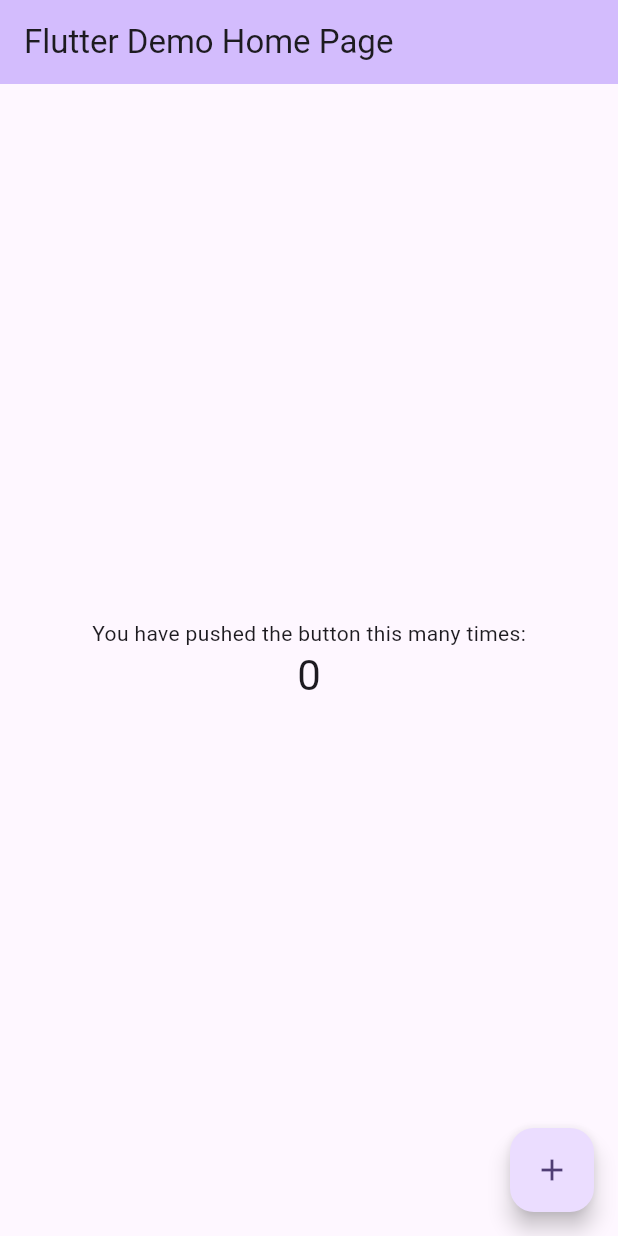
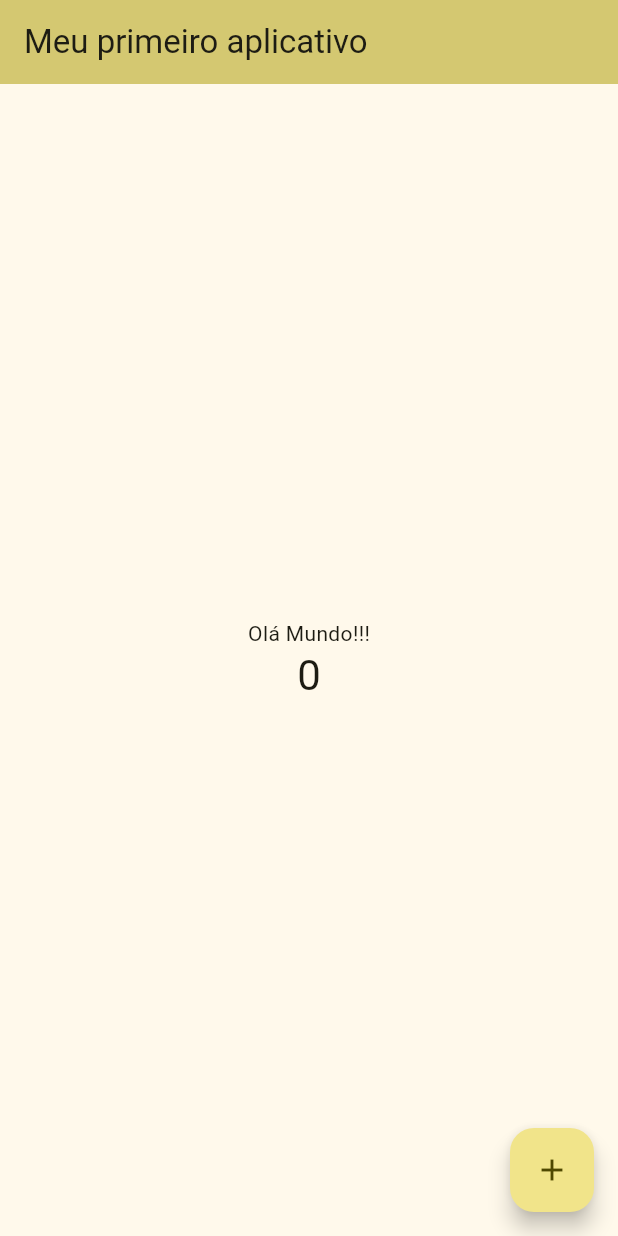
Before and after one commit to gabriel22ramos/produtos, a Flutter app: the screen it shows after launch, on a phone screen of 412 x 824 dp. Run offline on Flutter 3.47's test engine with Material 3 defaults, Android fonts, the light colour scheme and no system bars.

Commit message:
primeira alteração

```diff
--- a/lib/main.dart
+++ b/lib/main.dart
@@ -1,4 +1,7 @@
 import 'package:flutter/material.dart';
+import 'package:flutter/cupertino.dart';
+import 'package:flutter/widgets.dart';
+
 
 void main() {
   runApp(const MyApp());
@@ -7,46 +10,23 @@
 class MyApp extends StatelessWidget {
   const MyApp({super.key});
 
-  // This widget is the root of your application.
+
   @override
   Widget build(BuildContext context) {
     return MaterialApp(
       title: 'Flutter Demo',
       theme: ThemeData(
-        // This is the theme of your application.
-        //
-        // TRY THIS: Try running your application with "flutter run". You'll see
-        // the application has a purple toolbar. Then, without quitting the app,
-        // try changing the seedColor in the colorScheme below to Colors.green
-        // and then invoke "hot reload" (save your changes or press the "hot
-        // reload" button in a Flutter-supported IDE, or press "r" if you used
-        // the command line to start the app).
-        //
-        // Notice that the counter didn't reset back to zero; the application
-        // state is not lost during the reload. To reset the state, use hot
-        // restart instead.
-        //
-        // This works for code too, not just values: Most code changes can be
-        // tested with just a hot reload.
-        colorScheme: ColorScheme.fromSeed(seedColor: Colors.deepPurple),
+
+        colorScheme: ColorScheme.fromSeed(seedColor: Colors.yellow),
         useMaterial3: true,
       ),
-      home: const MyHomePage(title: 'Flutter Demo Home Page'),
+      home: const MyHomePage(title: 'Meu primeiro aplicativo'),
     );
   }
 }
 
 class MyHomePage extends StatefulWidget {
   const MyHomePage({super.key, required this.title});
-
-  // This widget is the home page of your application. It is stateful, meaning
-  // that it has a State object (defined below) that contains fields that affect
-  // how it looks.
-
-  // This class is the configuration for the state. It holds the values (in this
-  // case the title) provided by the parent (in this case the App widget) and
-  // used by the build method of the State. Fields in a Widget subclass are
-  // always marked "final".
 
   final String title;
 
@@ -59,54 +39,29 @@
 
   void _incrementCounter() {
     setState(() {
-      // This call to setState tells the Flutter framework that something has
-      // changed in this State, which causes it to rerun the build method below
-      // so that the display can reflect the updated values. If we changed
-      // _counter without calling setState(), then the build method would not be
-      // called again, and so nothing would appear to happen.
+
       _counter++;
     });
   }
 
   @override
   Widget build(BuildContext context) {
-    // This method is rerun every time setState is called, for instance as done
-    // by the _incrementCounter method above.
-    //
-    // The Flutter framework has been optimized to make rerunning build methods
-    // fast, so that you can just rebuild anything that needs updating rather
-    // than having to individually change instances of widgets.
+
     return Scaffold(
       appBar: AppBar(
-        // TRY THIS: Try changing the color here to a specific color (to
-        // Colors.amber, perhaps?) and trigger a hot reload to see the AppBar
-        // change color while the other colors stay the same.
+
         backgroundColor: Theme.of(context).colorScheme.inversePrimary,
-        // Here we take the value from the MyHomePage object that was created by
-        // the App.build method, and use it to set our appbar title.
+
         title: Text(widget.title),
       ),
       body: Center(
-        // Center is a layout widget. It takes a single child and positions it
-        // in the middle of the parent.
+
         child: Column(
-          // Column is also a layout widget. It takes a list of children and
-          // arranges them vertically. By default, it sizes itself to fit its
-          // children horizontally, and tries to be as tall as its parent.
-          //
-          // Column has various properties to control how it sizes itself and
-          // how it positions its children. Here we use mainAxisAlignment to
-          // center the children vertically; the main axis here is the vertical
-          // axis because Columns are vertical (the cross axis would be
-          // horizontal).
-          //
-          // TRY THIS: Invoke "debug painting" (choose the "Toggle Debug Paint"
-          // action in the IDE, or press "p" in the console), to see the
-          // wireframe for each widget.
+
           mainAxisAlignment: MainAxisAlignment.center,
           children: <Widget>[
             const Text(
-              'You have pushed the button this many times:',
+              'Olá Mundo!!!',
             ),
             Text(
               '$_counter',
@@ -119,7 +74,7 @@
         onPressed: _incrementCounter,
         tooltip: 'Increment',
         child: const Icon(Icons.add),
-      ), // This trailing comma makes auto-formatting nicer for build methods.
+      ),
     );
   }
 }
```
Also changed, not shown: lib/page.dart (added, +10 -0 lines).
